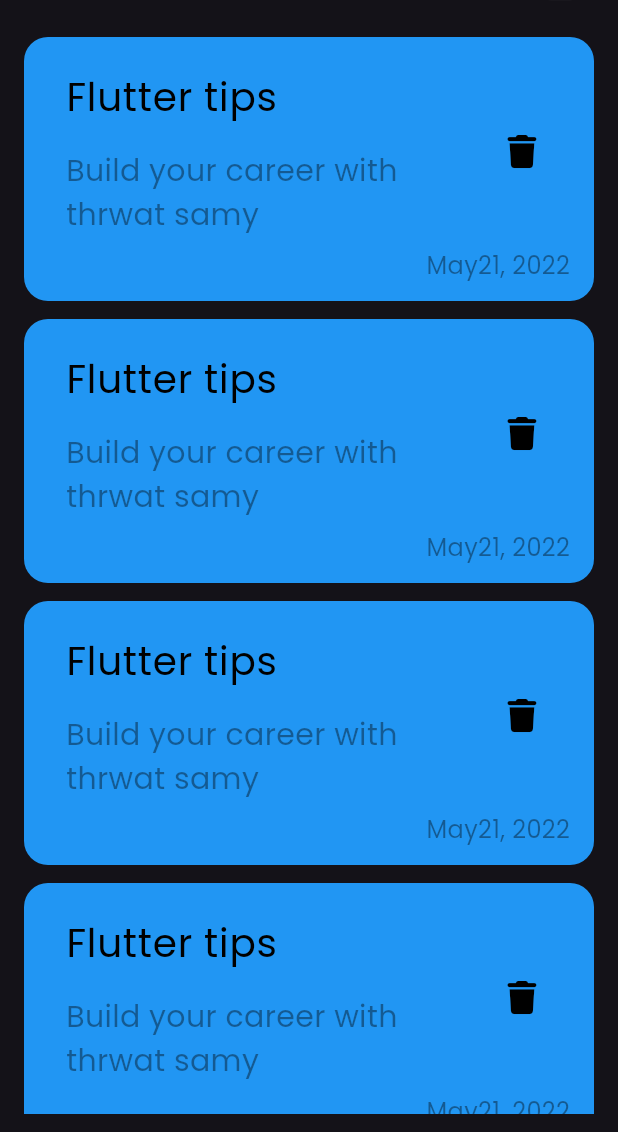
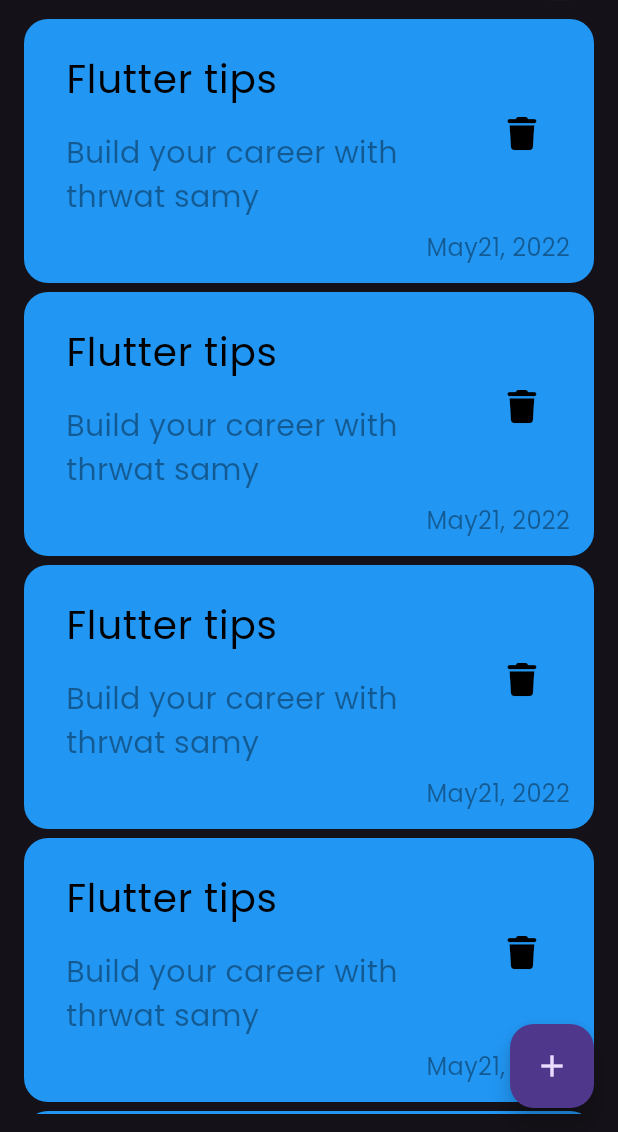
Before and after one commit to MostafaAjep/Notes-app, a Flutter app: the screen it shows after launch, on a phone screen of 412 x 824 dp, the part 104-1236 px from its top. Run offline on Flutter 3.47's test engine with Material 3 defaults, Android fonts, the phone set to English and light mode, and no system bars; our stand-ins replace font_awesome_flutter.

Commit message:
Show modal bottom sheet

```diff
--- a/lib/views/notes_view.dart
+++ b/lib/views/notes_view.dart
@@ -1,13 +1,23 @@
 import 'package:flutter/material.dart';
 import 'package:notes_app/widgets/notes_view_body.dart';
+
+import '../widgets/Add_note_Bottom_sheet.dart';
 
 class NotesView extends StatelessWidget {
   const NotesView({super.key});
 
   @override
   Widget build(BuildContext context) {
-    return const Scaffold(
-      body: NotesViewBody(),
+    return Scaffold(
+      floatingActionButton: FloatingActionButton(
+        onPressed: () {
+          showModalBottomSheet(
+              context: context,
+              builder: (context) => const ShowNoteBottomSheet());
+        },
+        child: const Icon(Icons.add),
+      ),
+      body: const NotesViewBody(),
     );
   }
 }
--- a/lib/widgets/custom_app_bar.dart
+++ b/lib/widgets/custom_app_bar.dart
@@ -1,5 +1,4 @@
 import 'package:flutter/material.dart';
-
 import 'search_icon.dart';
 
 class CustomAppBar extends StatelessWidget {
--- a/lib/widgets/note_item.dart
+++ b/lib/widgets/note_item.dart
@@ -6,9 +6,9 @@ class NoteItem extends StatelessWidget {
 
   @override
   Widget build(BuildContext context) {
-    return Column(
-      children: [
-        Container(
+    return Padding(
+      padding: const EdgeInsets.only(bottom: 6),
+      child: Container(
         padding: const EdgeInsets.only(left: 12, top: 12, bottom: 12),
         decoration: BoxDecoration(
           color: Colors.blue,
@@ -47,8 +47,6 @@ class NoteItem extends StatelessWidget {
           ],
         ),
       ),
-        const SizedBox(height: 12),
-      ],
     );
   }
 }
--- a/lib/widgets/notes_view_body.dart
+++ b/lib/widgets/notes_view_body.dart
@@ -12,7 +12,6 @@ class NotesViewBody extends StatelessWidget {
       child: Column(
         children: [
           CustomAppBar(),
-          SizedBox(height: 12),
           NotesListView(),
         ],
       ),
```
Also changed, not shown: lib/widgets/add_note_Bottom_sheet.dart (added, +10 -0 lines). Lines whose indentation alone changed are shown as unchanged.
